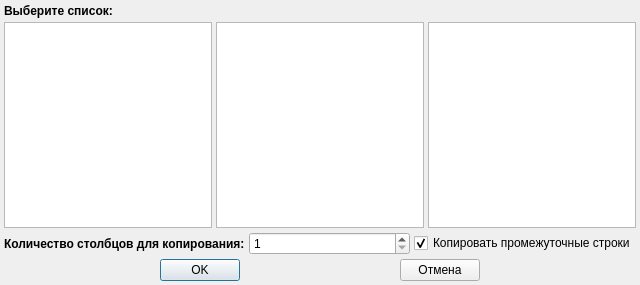
This is src/main/listselectiondialog.ui in Gris87/ProtocolCreator as Qt 5 draws it before an edit. The edited form follows.
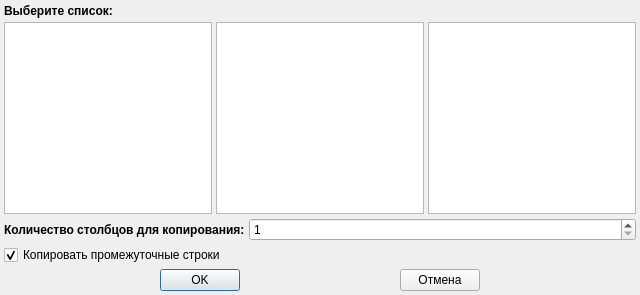
This is the edited form.

The edit to the form file:
```diff
--- a/src/main/listselectiondialog.ui
+++ b/src/main/listselectiondialog.ui
@@ -62,7 +62,7 @@
    </item>
    <item>
     <widget class="QWidget" name="copyWidget" native="true">
-     <layout class="QHBoxLayout" name="horizontalLayout">
+     <layout class="QVBoxLayout" name="verticalLayout_2">
       <property name="spacing">
        <number>4</number>
       </property>
@@ -70,6 +70,8 @@
        <number>0</number>
       </property>
       <item>
+       <layout class="QHBoxLayout" name="horizontalLayout">
+        <item>
        <widget class="QLabel" name="columnCountLabel">
         <property name="sizePolicy">
          <sizepolicy hsizetype="Maximum" vsizetype="Preferred">
@@ -97,6 +99,8 @@
          <number>100</number>
         </property>
        </widget>
+        </item>
+       </layout>
       </item>
       <item>
        <widget class="QCheckBox" name="copyMiddleRowsCheckBox">
```
Lines whose indentation alone changed are shown as unchanged.
